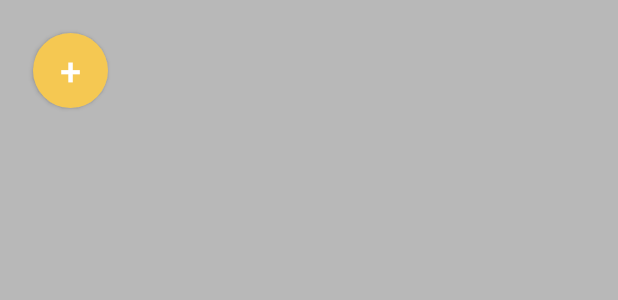
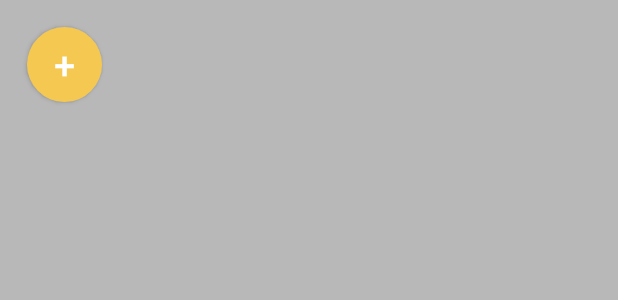
Before and after one commit to pedrolopesme/Android-Moneylog, an Android app: the layout widget_money_log.xml on its own in the app's theme, with its tools: preview values and no code run, on a phone screen of 412 x 824 dp. Shown: the top 300 px of the screen. Run offline under Robolectric (Android 15) with nearby library versions, the phone set to English and light mode, and no system bars.

Commit message:
Adjusting widget margins

```diff
--- a/src/app/src/main/res/layout/widget_money_log.xml
+++ b/src/app/src/main/res/layout/widget_money_log.xml
@@ -11,7 +11,7 @@
         android:layout_width="wrap_content"
         android:layout_height="match_parent"
         android:layout_gravity="center_vertical"
-        android:layout_margin="4dp"
+        android:layout_margin="0dp"
         android:layout_weight="1">
 
         <Button
@@ -24,7 +24,7 @@
         android:layout_width="wrap_content"
         android:layout_height="match_parent"
         android:layout_weight="2"
-        android:layout_margin="8dp"
+        android:layout_margin="4dp"
         android:orientation="vertical">
 
         <TextView
```
